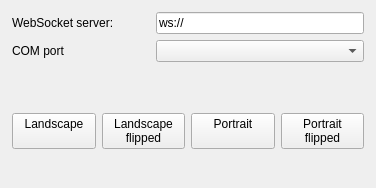
The window that mainwindow.ui (stuomas/disorient) describes before a commit, drawn with Qt 5.
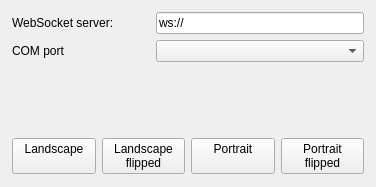
The same window after the commit.

```diff
--- a/mainwindow.ui
+++ b/mainwindow.ui
@@ -7,7 +7,7 @@
     <x>0</x>
     <y>0</y>
     <width>376</width>
-    <height>188</height>
+    <height>187</height>
    </rect>
   </property>
   <property name="windowTitle">
@@ -23,7 +23,7 @@
       <height>176</height>
      </rect>
     </property>
-    <layout class="QVBoxLayout" name="verticalLayout" stretch="2,2,2,2,1">
+    <layout class="QVBoxLayout" name="verticalLayout" stretch="2,2,2,2">
      <property name="spacing">
       <number>2</number>
      </property>
@@ -160,19 +160,6 @@
        </item>
       </layout>
      </item>
-     <item>
-      <widget class="QLabel" name="labelStatus">
-       <property name="text">
-        <string/>
-       </property>
-       <property name="textFormat">
-        <enum>Qt::AutoText</enum>
-       </property>
-       <property name="alignment">
-        <set>Qt::AlignCenter</set>
-       </property>
-      </widget>
-     </item>
     </layout>
    </widget>
   </widget>
```
